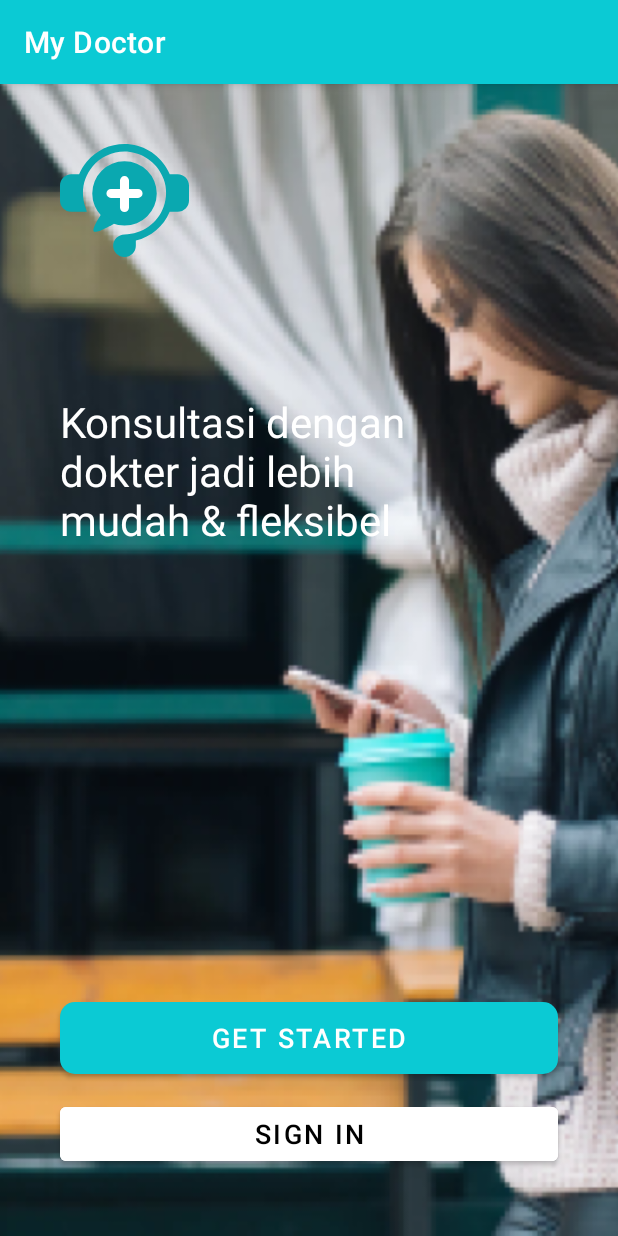
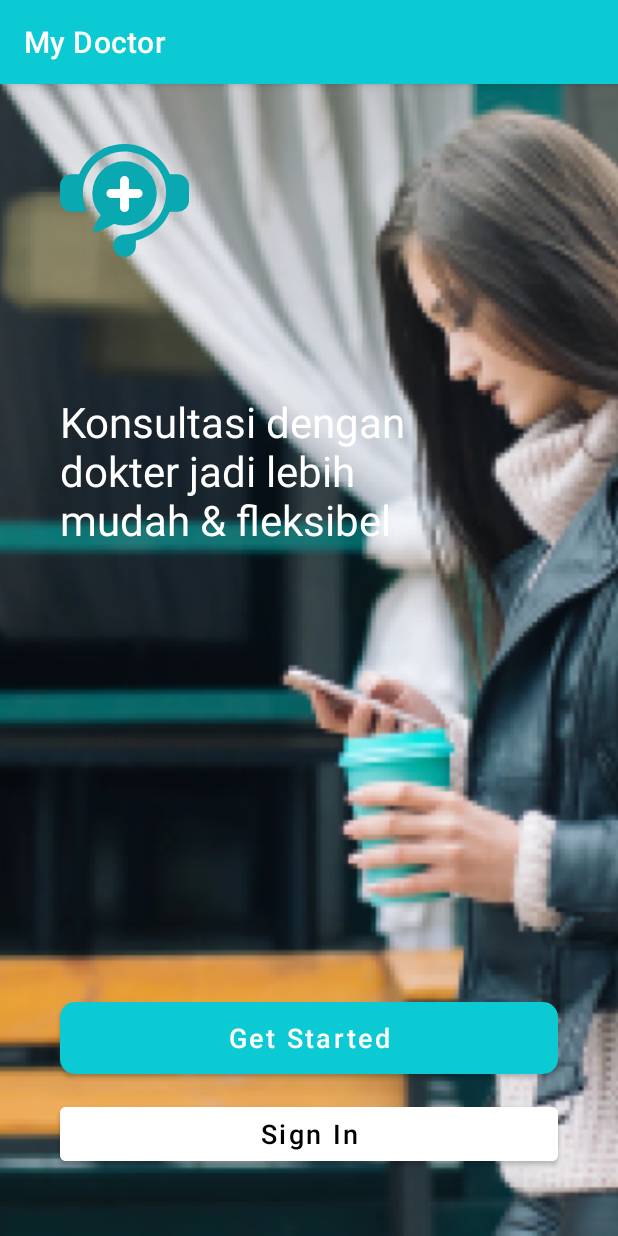
Before and after one commit to Rizqanmr/MyDoctor, an Android app: the GetStartedActivity screen opened directly, with no data from a screen before it, on a phone screen of 412 x 824 dp. Run offline under Robolectric (Android 15) with nearby library versions, the phone set to English and light mode, and no system bars.

Commit message:
first commit

```diff
--- a/app/src/main/res/layout/activity_get_started.xml
+++ b/app/src/main/res/layout/activity_get_started.xml
@@ -42,6 +42,7 @@
         android:layout_marginEnd="@dimen/spacing_40"
         android:layout_marginBottom="@dimen/spacing_16"
         app:layout_constraintBottom_toTopOf="@id/btnSignIn"
+        android:textAllCaps="false"
         android:text="@string/label_btn_get_started"
         android:background="@drawable/bg_rounded_corner_teal"
         android:textSize="@dimen/font_18"
@@ -57,6 +58,7 @@
         android:layout_marginStart="@dimen/spacing_40"
         android:layout_marginEnd="@dimen/spacing_40"
         android:layout_marginBottom="@dimen/spacing_44"
+        android:textAllCaps="false"
         android:text="@string/label_btn_sign_in"
         android:textSize="@dimen/font_18"
         android:textColor="@color/black"
--- a/app/src/main/res/layout/activity_sign_in.xml
+++ b/app/src/main/res/layout/activity_sign_in.xml
@@ -105,6 +105,7 @@
         android:layout_marginStart="@dimen/spacing_40"
         android:layout_marginEnd="@dimen/spacing_40"
         android:layout_marginBottom="@dimen/spacing_30"
+        android:textAllCaps="false"
         android:text="@string/label_btn_sign_in"
         android:textColor="@color/white"
         android:textSize="@dimen/font_18"
```
